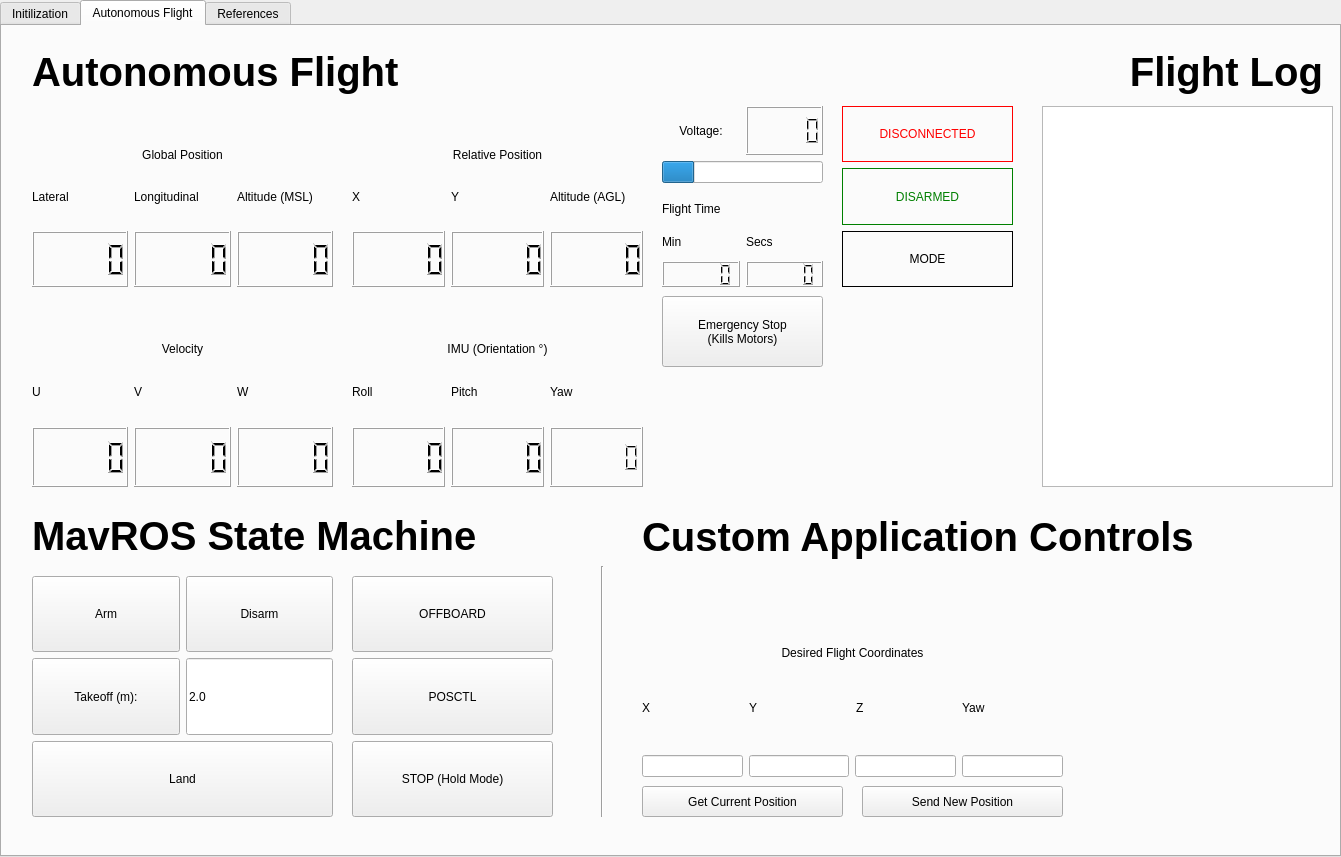
Qt form src/GUI/drone_app.ui (tommyzhng/ros-qt-drone-app) before a commit.
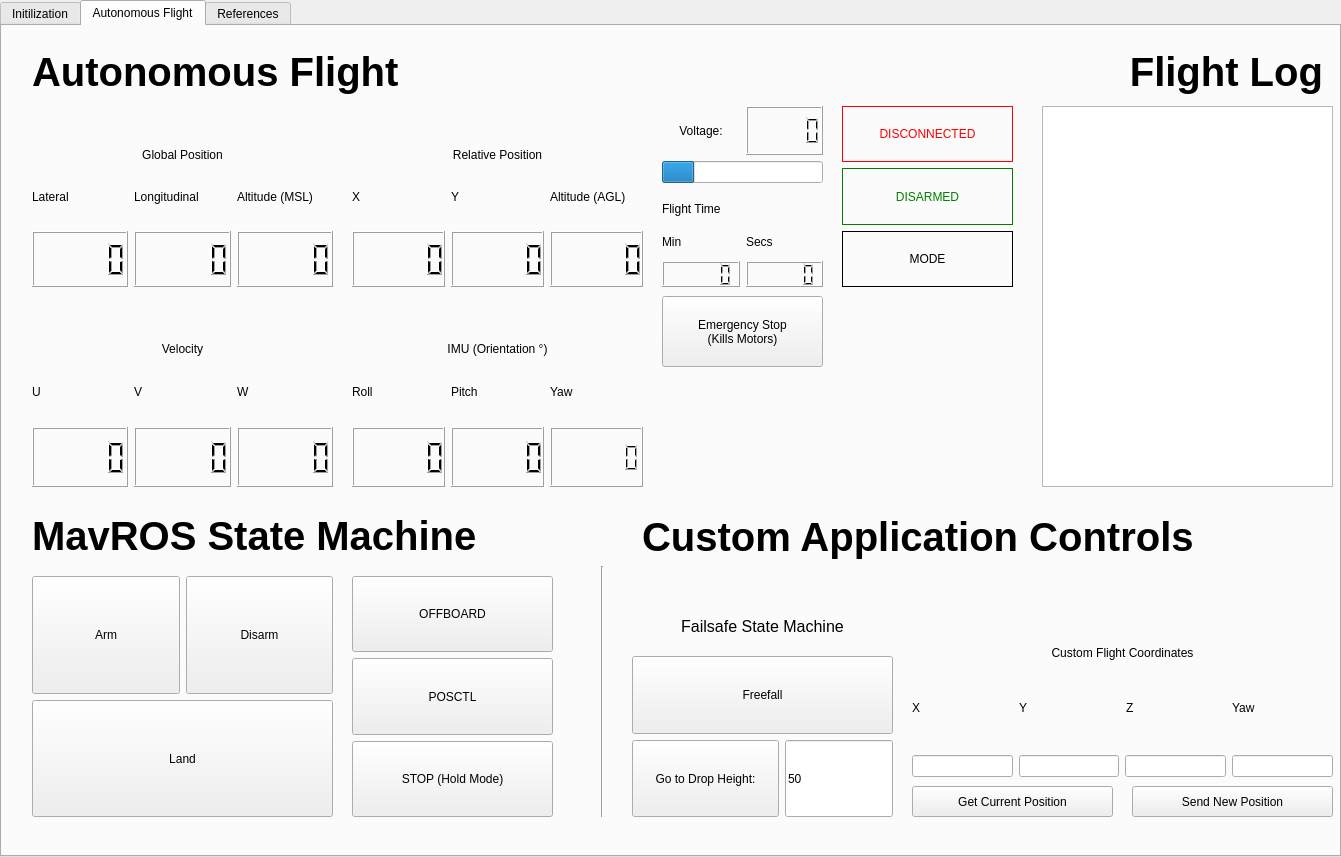
The same form after that commit.

Commit message: init branch files

The edit to the form file:
```diff
--- a/src/GUI/drone_app.ui
+++ b/src/GUI/drone_app.ui
@@ -624,22 +624,6 @@
        </property>
       </widget>
      </item>
-     <item row="3" column="0">
-      <widget class="QPushButton" name="Takeoff">
-       <property name="enabled">
-        <bool>true</bool>
-       </property>
-       <property name="sizePolicy">
-        <sizepolicy hsizetype="Preferred" vsizetype="Preferred">
-         <horstretch>0</horstretch>
-         <verstretch>0</verstretch>
-        </sizepolicy>
-       </property>
-       <property name="text">
-        <string>Takeoff (m):</string>
-       </property>
-      </widget>
-     </item>
      <item row="4" column="0" colspan="2">
       <widget class="QPushButton" name="Land">
        <property name="enabled">
@@ -672,22 +656,6 @@
        </property>
       </widget>
      </item>
-     <item row="3" column="1">
-      <widget class="QLineEdit" name="TakeoffHeight">
-       <property name="enabled">
-        <bool>true</bool>
-       </property>
-       <property name="sizePolicy">
-        <sizepolicy hsizetype="Preferred" vsizetype="Preferred">
-         <horstretch>0</horstretch>
-         <verstretch>0</verstretch>
-        </sizepolicy>
-       </property>
-       <property name="text">
-        <string>2.0</string>
-       </property>
-      </widget>
-     </item>
     </layout>
    </widget>
    <widget class="QWidget" name="gridLayoutWidget_4">
@@ -794,7 +762,7 @@
    <widget class="QPushButton" name="SendPositionUAV">
     <property name="geometry">
      <rect>
-      <x>860</x>
+      <x>1130</x>
       <y>760</y>
       <width>201</width>
       <height>31</height>
@@ -810,7 +778,7 @@
    <widget class="QPushButton" name="GetCurrentPositionUAV">
     <property name="geometry">
      <rect>
-      <x>640</x>
+      <x>910</x>
       <y>760</y>
       <width>201</width>
       <height>31</height>
@@ -823,7 +791,7 @@
    <widget class="QWidget" name="verticalLayoutWidget_15">
     <property name="geometry">
      <rect>
-      <x>640</x>
+      <x>910</x>
       <y>550</y>
       <width>421</width>
       <height>201</height>
@@ -833,7 +801,7 @@
      <item>
       <widget class="QLabel" name="DesiredFlightCoordinates">
        <property name="text">
-        <string>Desired Flight Coordinates</string>
+        <string>Custom Flight Coordinates</string>
        </property>
        <property name="alignment">
         <set>Qt::AlignBottom|Qt::AlignHCenter</set>
@@ -927,6 +895,92 @@
      <enum>Qt::Vertical</enum>
     </property>
    </widget>
+   <widget class="QWidget" name="gridLayoutWidget_5">
+    <property name="geometry">
+     <rect>
+      <x>630</x>
+      <y>630</y>
+      <width>261</width>
+      <height>161</height>
+     </rect>
+    </property>
+    <layout class="QGridLayout" name="gridLayout_4">
+     <property name="sizeConstraint">
+      <enum>QLayout::SetMinimumSize</enum>
+     </property>
+     <item row="4" column="3">
+      <widget class="QLineEdit" name="TakeoffHeight">
+       <property name="enabled">
+        <bool>true</bool>
+       </property>
+       <property name="sizePolicy">
+        <sizepolicy hsizetype="Preferred" vsizetype="Preferred">
+         <horstretch>0</horstretch>
+         <verstretch>0</verstretch>
+        </sizepolicy>
+       </property>
+       <property name="text">
+        <string>50</string>
+       </property>
+      </widget>
+     </item>
+     <item row="0" column="1" colspan="3">
+      <widget class="QPushButton" name="POSCTL_2">
+       <property name="enabled">
+        <bool>true</bool>
+       </property>
+       <property name="sizePolicy">
+        <sizepolicy hsizetype="Preferred" vsizetype="Preferred">
+         <horstretch>0</horstretch>
+         <verstretch>0</verstretch>
+        </sizepolicy>
+       </property>
+       <property name="text">
+        <string>Freefall</string>
+       </property>
+      </widget>
+     </item>
+     <item row="4" column="1" colspan="2">
+      <widget class="QPushButton" name="Takeoff">
+       <property name="enabled">
+        <bool>true</bool>
+       </property>
+       <property name="sizePolicy">
+        <sizepolicy hsizetype="Preferred" vsizetype="Preferred">
+         <horstretch>0</horstretch>
+         <verstretch>0</verstretch>
+        </sizepolicy>
+       </property>
+       <property name="text">
+        <string>Go to Drop Height:</string>
+       </property>
+      </widget>
+     </item>
+    </layout>
+   </widget>
+   <widget class="QLabel" name="AutonomousTitle_4">
+    <property name="geometry">
+     <rect>
+      <x>650</x>
+      <y>570</y>
+      <width>221</width>
+      <height>61</height>
+     </rect>
+    </property>
+    <property name="font">
+     <font>
+      <pointsize>12</pointsize>
+      <weight>50</weight>
+      <bold>false</bold>
+     </font>
+    </property>
+    <property name="text">
+     <string>Failsafe State Machine</string>
+    </property>
+    <property name="alignment">
+     <set>Qt::AlignCenter</set>
+    </property>
+   </widget>
   </widget>
   <widget class="QWidget" name="References_Tab">
    <attribute name="title">
```
